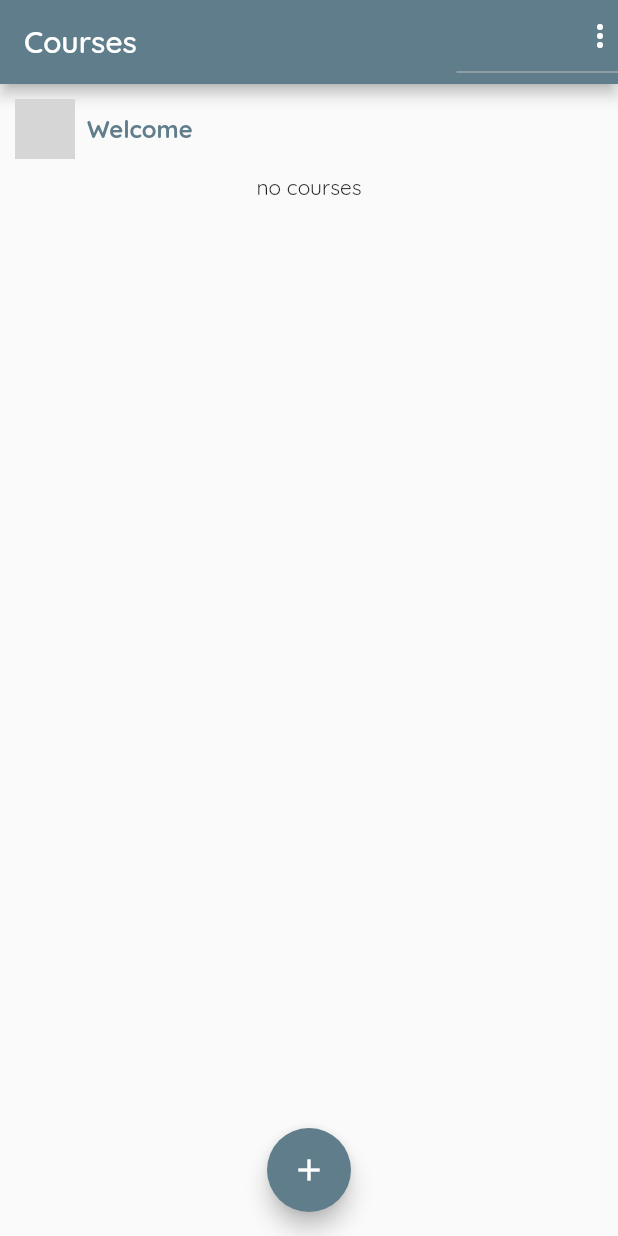
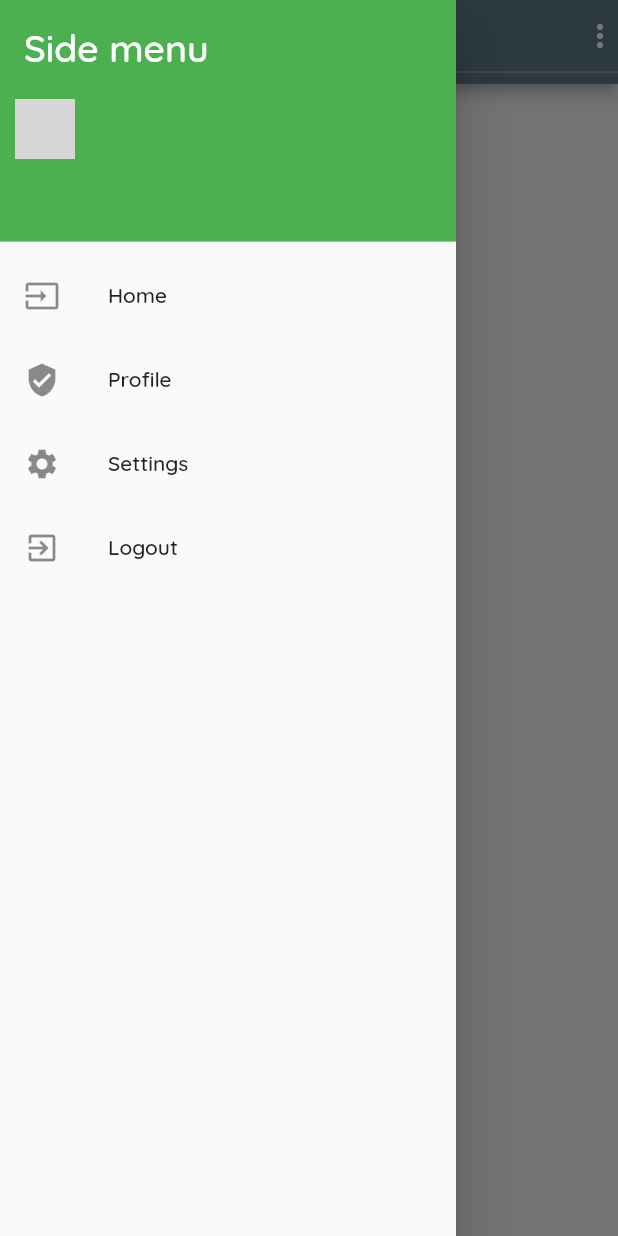
Before and after one commit to SaraMostafaa/Courses, a Flutter app: the screen it shows once a user with an empty profile is signed in, with the side drawer open (before the commit the screen has no drawer), on a phone screen of 412 x 824 dp. Run offline on Flutter 3.47's test engine with Material 2 defaults, Android fonts, the phone set to English and light mode, and no system bars; our stand-ins replace cloud_firestore, dio, firebase_auth, firebase_core, firebase_storage, flutter_settings_screens and 2 more; accounts and stored records are empty; network calls fail; grey boxes are pictures that could not be loaded.

Commit message:
settings

```diff
--- a/lib/main.dart
+++ b/lib/main.dart
@@ -1,7 +1,9 @@
+// ignore_for_file: deprecated_member_use
+
 import 'package:courses/generated/l10n.dart';
 import 'package:courses/screens/home.dart';
 import 'package:flutter_localizations/flutter_localizations.dart';
-import 'package:intl/intl.dart';
+import 'package:flutter_settings_screens/flutter_settings_screens.dart';
 import 'dart:ui' as ui;
 
 import 'screens/auth_screen.dart';
@@ -12,10 +14,13 @@ import 'package:firebase_auth/firebase_auth.dart';
 void main() async {
   WidgetsFlutterBinding.ensureInitialized();
   await Firebase.initializeApp();
+  await Settings.init(cacheProvider: SharePreferenceCache());
   runApp(MyApp());
 }
 
 class MyApp extends StatefulWidget {
+  const MyApp({Key? key}) : super(key: key);
+
   // This widget is the root of your application.
   @override
   State<MyApp> createState() => _MyAppState();
@@ -38,7 +43,10 @@ class _MyAppState extends State<MyApp> {
               textTheme: ButtonTextTheme.primary,
               shape: RoundedRectangleBorder(
                 borderRadius: BorderRadius.circular(20),
-              ))),
+              )),
+          colorScheme: ColorScheme.fromSwatch(primarySwatch: Colors.blueGrey)
+              .copyWith(secondary: Colors.blue[300])),
+      initialRoute: "/",
       home: Directionality(
           child: StreamBuilder(
             stream: FirebaseAuth.instance.authStateChanges(),
--- a/lib/models/employee.dart
+++ b/lib/models/employee.dart
@@ -1,3 +1,5 @@
+// ignore_for_file: non_constant_identifier_names
+
 class Employee {
   String? id;
   String? employee_name;
--- a/lib/screens/home.dart
+++ b/lib/screens/home.dart
@@ -4,9 +4,9 @@ import 'package:cloud_firestore/cloud_firestore.dart';
 import 'package:courses/generated/l10n.dart';
 import 'package:courses/models/courses.dart';
 import 'package:courses/widgets/courses/courses_list.dart';
+import 'package:courses/widgets/layout/nav_drawer.dart';
 import 'package:dio/dio.dart';
 import '../models/employees_response.dart';
-import 'package:courses/widgets/employees/employees_list.dart';
 import 'package:localstorage/localstorage.dart';
 import 'dart:convert';
 import 'package:http/http.dart' as http;
@@ -112,11 +112,13 @@ class _HomeState extends State<Home> {
   @override
   Widget build(BuildContext context) {
     final delegate = S.of(context);
-    return FutureBuilder(
+    return Scaffold(
+      body: FutureBuilder(
         future: fetchProducts(),
         builder: (context, userSnapshot) {
           return Directionality(
               child: Scaffold(
+                drawer: NavDrawer(),
                 appBar: AppBar(
                   title: Text(delegate.pageTitle),
                   actions: [
@@ -208,6 +210,7 @@ class _HomeState extends State<Home> {
               textDirection:
                   S.isRTL ? ui.TextDirection.rtl : ui.TextDirection.ltr);
         },
+      ),
     );
   }
 }
--- a/lib/widgets/auth/auth_form.dart
+++ b/lib/widgets/auth/auth_form.dart
@@ -21,7 +21,8 @@ class _AuthFormState extends State<AuthForm> {
   String _email = "";
   String _userName = "";
   String _password = "";
-  File? _userImage;
+  File? _userImage = new File(
+      "https://images.assetsdelivery.com/compings_v2/pavelstasevich/pavelstasevich1811/pavelstasevich181101028.jpg");
 
   void pickedImage(File image) {
     _userImage = image;
--- a/lib/widgets/courses/courses_list.dart
+++ b/lib/widgets/courses/courses_list.dart
@@ -27,7 +27,7 @@ class CoursesList extends StatelessWidget {
                       children: <Widget>[
                         Container(
                           child: Text(
-                            ' ${courses[index].amount.toString()} hour',
+                            ' \$ ${courses[index].amount.toString()} ',
                             style: const TextStyle(
                               fontWeight: FontWeight.bold,
                               fontSize: 18,
--- /dev/null
+++ b/lib/widgets/layout/nav_drawer.dart
@@ -0,0 +1,76 @@
+// ignore_for_file: prefer_const_constructors
+
+import 'package:courses/screens/home.dart';
+import 'package:courses/screens/settings.dart';
+import 'package:firebase_auth/firebase_auth.dart';
+import 'package:flutter/material.dart';
+
+class NavDrawer extends StatelessWidget {
+  goto(BuildContext context, screen) {
+    Navigator.of(context).push(
+      MaterialPageRoute(
+        builder: (_) {
+          return screen;
+        },
+      ),
+    );
+    ;
+  }
+
+  @override
+  Widget build(BuildContext context) {
+    return Drawer(
+      child: ListView(
+        padding: EdgeInsets.zero,
+        children: <Widget>[
+          DrawerHeader(
+            child: Text(
+              'Side menu',
+              style: TextStyle(color: Colors.white, fontSize: 25),
+            ),
+            decoration: BoxDecoration(
+              color: Colors.green,
+              // image: DecorationImage(
+              //     fit: BoxFit.fill,
+              //     image: AssetImage('assets/images/cover.jpg'))
+            ),
+          ),
+          ListTile(
+              leading: Icon(Icons.input),
+              title: Text('Home'),
+              onTap: () => {
+                    Navigator.of(context).push(
+                      MaterialPageRoute(
+                        builder: (_) {
+                          return Home();
+                        },
+                      ),
+                    )
+                  }),
+          ListTile(
+            leading: Icon(Icons.verified_user),
+            title: Text('Profile'),
+            onTap: () => {Navigator.of(context).pop()},
+          ),
+          ListTile(
+              leading: Icon(Icons.settings),
+              title: Text('Settings'),
+              onTap: () => {
+                    Navigator.of(context).push(
+                      MaterialPageRoute(
+                        builder: (_) {
+                          return Settings();
+                        },
+                      ),
+                    )
+                  }),
+          ListTile(
+            leading: Icon(Icons.exit_to_app),
+            title: Text('Logout'),
+            onTap: () => {FirebaseAuth.instance.signOut()},
+          ),
+        ],
+      ),
+    );
+  }
+}
--- a/pubspec.yaml
+++ b/pubspec.yaml
@@ -43,6 +43,7 @@ dependencies:
   localstorage: ^4.0.0+1
   dio: ^4.0.0
   firebase_storage: ^10.0.5
+  flutter_settings_screens: ^0.3.0-null-safety
 
 dev_dependencies:
   flutter_test:
@@ -68,6 +69,7 @@ flutter:
   # To add assets to your application, add an assets section, like this:
   assets:
     - assets/images/splash.jpg
+    - assets/images/dummy-course.png
   #   - images/a_dot_ham.jpeg
   # An image asset can refer to one or more resolution-specific "variants", see
   # https://flutter.dev/assets-and-images/#resolution-aware.
```
Also changed, not shown: lib/screens/account.dart (added, +48 -0 lines), lib/screens/settings.dart (added, +49 -0 lines), lib/widgets/courses/new_course_form.dart (+4 -4 lines), lib/widgets/employees/employees_list.dart (deleted, +0 -76 lines), assets/images/dummy-course.png (added), pubspec.lock, 1 other file. Lines whose indentation alone changed are shown as unchanged.
